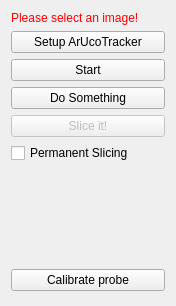
Old version of the form Plugins/org.mitk.gui.qt.aruco/src/internal/ArucoTestViewControls.ui in the repository ivowolf/MITK.
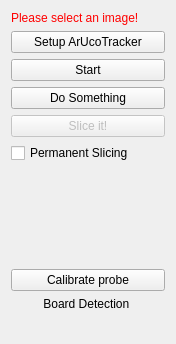
New version of the form.

Commit message: finished the calibration - sth is wrong see outp - and scaled the coords /100

Patch:
```diff
--- a/Plugins/org.mitk.gui.qt.aruco/src/internal/ArucoTestViewControls.ui
+++ b/Plugins/org.mitk.gui.qt.aruco/src/internal/ArucoTestViewControls.ui
@@ -7,7 +7,7 @@
     <x>0</x>
     <y>0</y>
     <width>176</width>
-    <height>306</height>
+    <height>344</height>
    </rect>
   </property>
   <property name="minimumSize">
@@ -97,6 +97,16 @@
      </property>
     </widget>
    </item>
+   <item>
+    <widget class="QLabel" name="boardDetectionLabel">
+     <property name="text">
+      <string>Board Detection </string>
+     </property>
+     <property name="alignment">
+      <set>Qt::AlignCenter</set>
+     </property>
+    </widget>
+   </item>
    <item>
     <spacer name="spacer1">
      <property name="orientation">
```
The commit also changes 2 other files.
